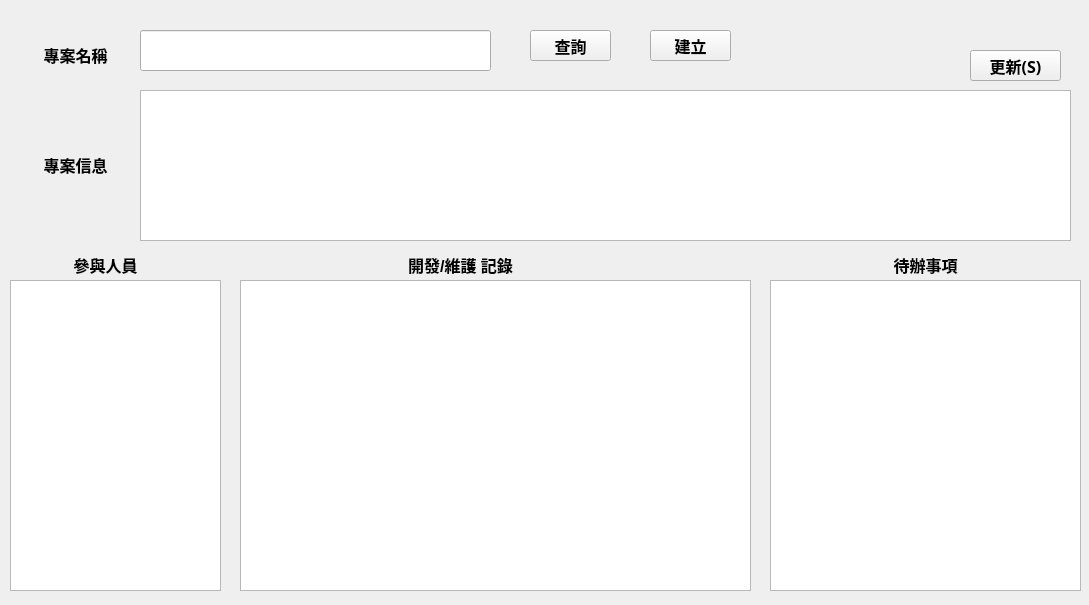
Linlai2369632/workingDiary, file searchproject.ui: the form before one commit.
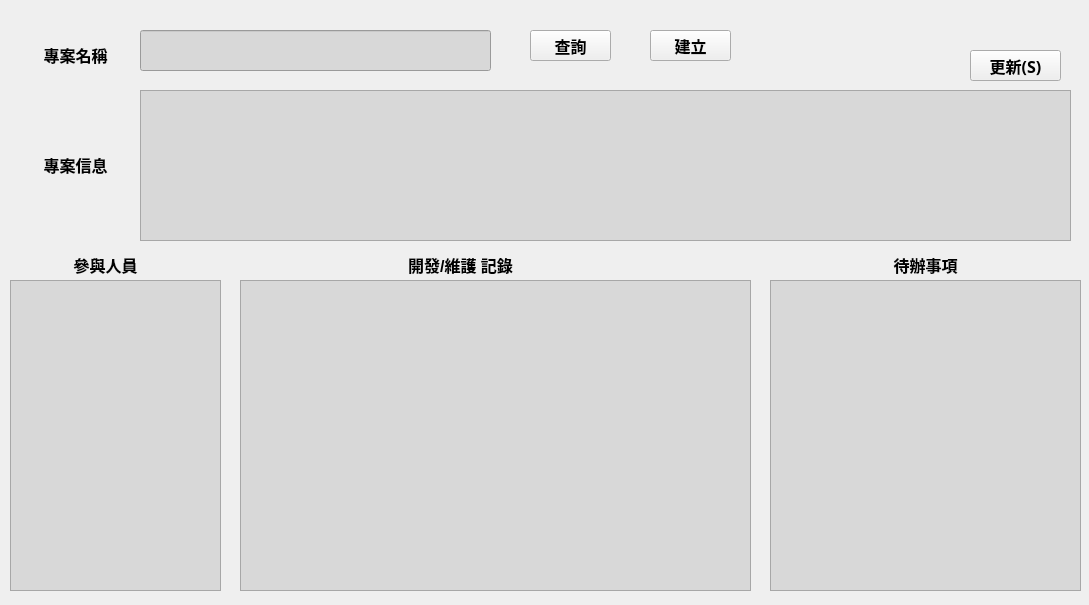
The form after the commit.

```diff
--- a/searchproject.ui
+++ b/searchproject.ui
@@ -56,6 +56,9 @@
      <bold>true</bold>
     </font>
    </property>
+   <property name="styleSheet">
+    <string notr="true">background-color: rgb(216, 216, 216);</string>
+   </property>
   </widget>
   <widget class="QPushButton" name="pbSearch">
    <property name="geometry">
@@ -87,6 +90,17 @@
      <height>151</height>
     </rect>
    </property>
+   <property name="font">
+    <font>
+     <family>微軟正黑體</family>
+     <pointsize>12</pointsize>
+     <weight>75</weight>
+     <bold>true</bold>
+    </font>
+   </property>
+   <property name="styleSheet">
+    <string notr="true">background-color: rgb(216, 216, 216);</string>
+   </property>
   </widget>
   <widget class="QLabel" name="label_3">
    <property name="geometry">
@@ -110,6 +124,17 @@
      <height>311</height>
     </rect>
    </property>
+   <property name="font">
+    <font>
+     <family>微軟正黑體</family>
+     <pointsize>12</pointsize>
+     <weight>75</weight>
+     <bold>true</bold>
+    </font>
+   </property>
+   <property name="styleSheet">
+    <string notr="true">background-color: rgb(216, 216, 216);</string>
+   </property>
   </widget>
   <widget class="QLabel" name="label_4">
    <property name="geometry">
@@ -133,6 +158,17 @@
      <height>311</height>
     </rect>
    </property>
+   <property name="font">
+    <font>
+     <family>微軟正黑體</family>
+     <pointsize>12</pointsize>
+     <weight>75</weight>
+     <bold>true</bold>
+    </font>
+   </property>
+   <property name="styleSheet">
+    <string notr="true">background-color: rgb(216, 216, 216);</string>
+   </property>
   </widget>
   <widget class="QLabel" name="label_5">
    <property name="geometry">
@@ -156,6 +192,17 @@
      <height>311</height>
     </rect>
    </property>
+   <property name="font">
+    <font>
+     <family>微軟正黑體</family>
+     <pointsize>12</pointsize>
+     <weight>75</weight>
+     <bold>true</bold>
+    </font>
+   </property>
+   <property name="styleSheet">
+    <string notr="true">background-color: rgb(216, 216, 216);</string>
+   </property>
   </widget>
   <widget class="QPushButton" name="pbUpdate">
    <property name="geometry">
```
